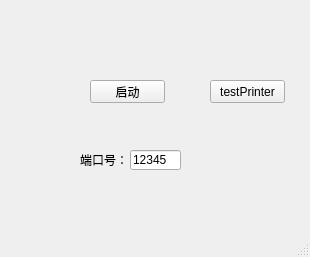
First picture: the form in mainwindow.ui, repository pengrui1993/printer-install-pkg, before the edit.
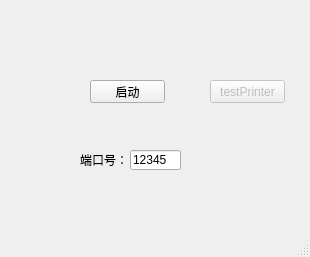
Second picture: the form after the edit.

Commit message: disable test button

Diff of the .ui file:
```diff
--- a/mainwindow.ui
+++ b/mainwindow.ui
@@ -54,6 +54,9 @@
     </property>
    </widget>
    <widget class="QPushButton" name="pushButton_2">
+    <property name="enabled">
+     <bool>false</bool>
+    </property>
     <property name="geometry">
      <rect>
       <x>210</x>
```
